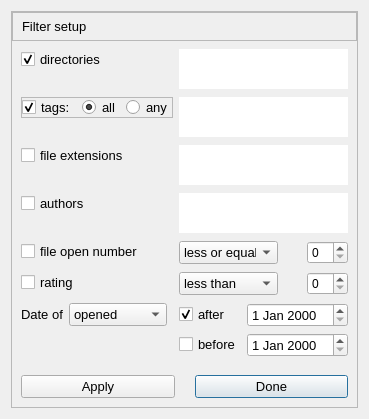
First picture: the form in src/fileo/widgets/set_filter.ui, repository Michal-D4/fileo, before the edit.
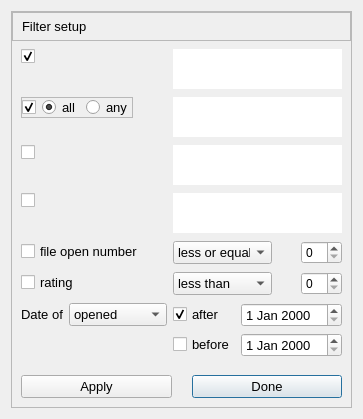
Second picture: the form after the edit.

The edit to the form file:
```diff
--- a/src/fileo/widgets/set_filter.ui
+++ b/src/fileo/widgets/set_filter.ui
@@ -83,9 +83,6 @@
             <bold>false</bold>
            </font>
           </property>
-          <property name="text">
-           <string>directories</string>
-          </property>
           <property name="checked">
            <bool>true</bool>
           </property>
@@ -139,9 +136,6 @@
             <bold>false</bold>
            </font>
           </property>
-          <property name="text">
-           <string>file extensions</string>
-          </property>
          </widget>
         </item>
         <item row="2" column="1">
@@ -173,9 +167,6 @@
             <bold>false</bold>
            </font>
           </property>
-          <property name="text">
-           <string>authors</string>
-          </property>
          </widget>
         </item>
         <item row="3" column="1">
@@ -464,9 +455,6 @@
                <bold>false</bold>
               </font>
              </property>
-             <property name="text">
-              <string>tags:</string>
-             </property>
              <property name="checked">
               <bool>true</bool>
              </property>
```
